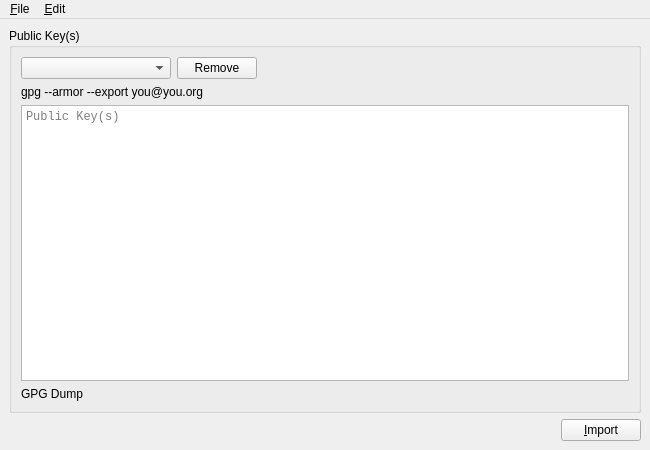
Above: Source/UI/spot-on-rosetta-gpg-import.ui from textbrowser/spot-on before the change. Below: the same form after it.
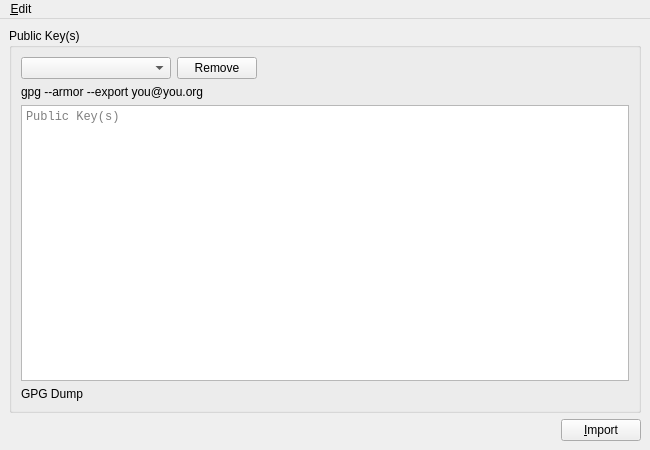
That is the form after the change. Icons and pictures are not drawn.

```diff
--- a/Source/UI/spot-on-rosetta-gpg-import.ui
+++ b/Source/UI/spot-on-rosetta-gpg-import.ui
@@ -132,12 +132,6 @@
      <height>34</height>
     </rect>
    </property>
-   <widget class="QMenu" name="menu_File">
-    <property name="title">
-     <string>&amp;File</string>
-    </property>
-    <addaction name="action_Close"/>
-   </widget>
    <widget class="QMenu" name="menu_Edit">
     <property name="title">
      <string>&amp;Edit</string>
@@ -146,7 +140,6 @@
     <addaction name="separator"/>
     <addaction name="action_Remove_GPG_Keys"/>
    </widget>
-   <addaction name="menu_File"/>
    <addaction name="menu_Edit"/>
   </widget>
   <action name="action_Close">
```
Left out of the diff: 27 changed lines with no effect on the pictures.
